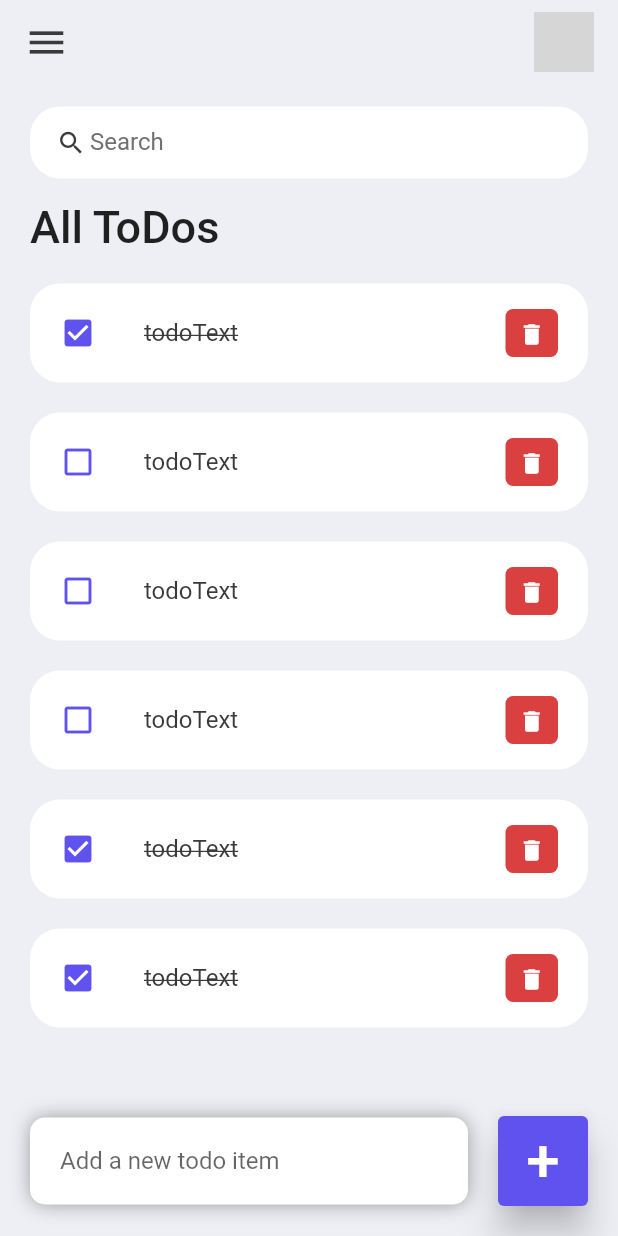
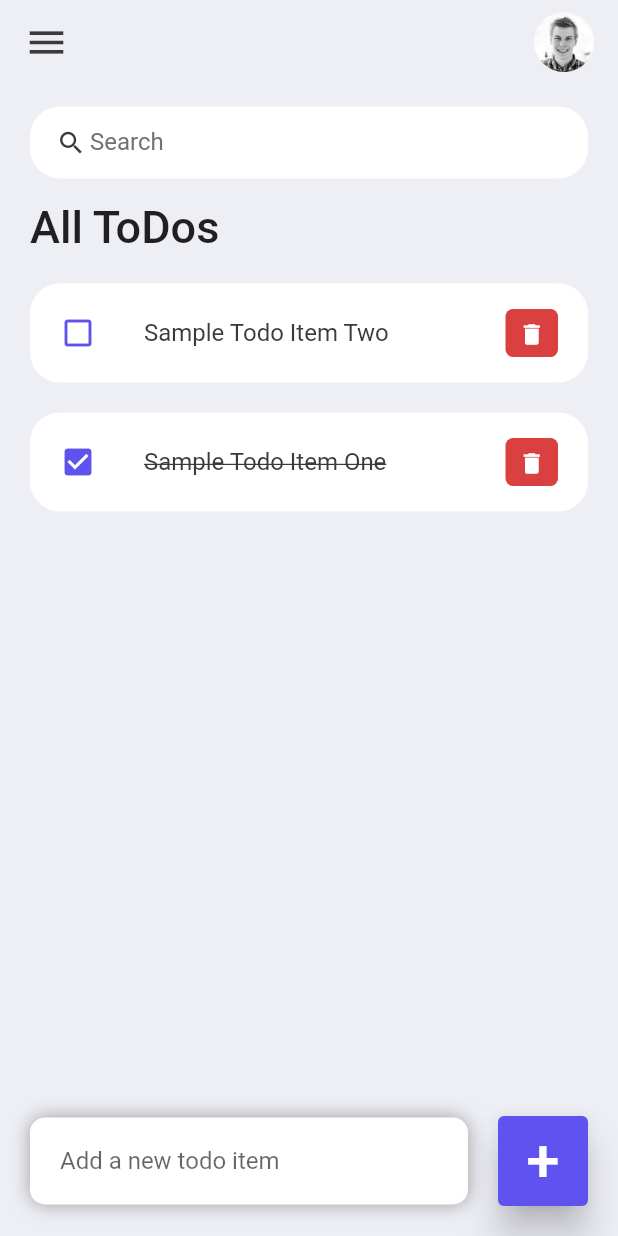
Before and after one commit to Jerald-Joyson/flutter_todo_app, a Flutter app: the screen it shows after launch, on a phone screen of 412 x 824 dp. Run offline on Flutter 3.47's test engine with Material 2 defaults, Android fonts, the phone set to English and light mode, and no system bars; grey boxes are pictures that could not be loaded.

Commit message:
problems solved

```diff
--- a/lib/main.dart
+++ b/lib/main.dart
@@ -13,8 +13,8 @@ class MyApp extends StatelessWidget {
   @override
   Widget build(BuildContext context) {
     SystemChrome.setSystemUIOverlayStyle(
-        SystemUiOverlayStyle(statusBarColor: Colors.transparent));
-    return MaterialApp(
+        const SystemUiOverlayStyle(statusBarColor: Colors.transparent));
+    return const MaterialApp(
       debugShowCheckedModeBanner: false,
       title: 'ToDo App',
       home: ScreenHome(),
--- a/lib/model/todo.dart
+++ b/lib/model/todo.dart
@@ -1,5 +1,3 @@
-import 'package:flutter/material.dart';
-
 class ToDo {
   String? id;
   String? todoText;
@@ -13,12 +11,8 @@ class ToDo {
 
   static List<ToDo> todoList() {
     return [
-      ToDo(id: '01', todoText: 'todoText', isDone: true),
-      ToDo(id: '02', todoText: 'todoText', isDone: true),
-      ToDo(id: '03', todoText: 'todoText'),
-      ToDo(id: '04', todoText: 'todoText'),
-      ToDo(id: '05', todoText: 'todoText'),
-      ToDo(id: '06', todoText: 'todoText', isDone: true),
+      ToDo(id: '01', todoText: 'Sample Todo Item One', isDone: true),
+      ToDo(id: '02', todoText: 'Sample Todo Item Two')
     ];
   }
 }
--- a/lib/screens/screen_home.dart
+++ b/lib/screens/screen_home.dart
@@ -5,7 +5,7 @@ import '../constants/colors.dart';
 import '../widgets/todo_item.dart';
 
 class ScreenHome extends StatefulWidget {
-  ScreenHome({super.key});
+  const ScreenHome({super.key});
 
   @override
   State<ScreenHome> createState() => _ScreenHomeState();
@@ -30,7 +30,7 @@ class _ScreenHomeState extends State<ScreenHome> {
       body: Stack(
         children: [
           Container(
-            padding: EdgeInsets.symmetric(
+            padding: const EdgeInsets.symmetric(
               horizontal: 20,
               vertical: 15,
             ),
@@ -41,11 +41,11 @@ class _ScreenHomeState extends State<ScreenHome> {
                   child: ListView(
                     children: [
                       Container(
-                        margin: EdgeInsets.only(
+                        margin: const EdgeInsets.only(
                           top: 15,
                           bottom: 20,
                         ),
-                        child: Text(
+                        child: const Text(
                           'All ToDos',
                           style: TextStyle(
                             fontSize: 30,
@@ -71,12 +71,12 @@ class _ScreenHomeState extends State<ScreenHome> {
               children: [
                 Expanded(
                   child: Container(
-                    margin: EdgeInsets.only(
+                    margin: const EdgeInsets.only(
                       bottom: 20,
                       right: 20,
                       left: 20,
                     ),
-                    padding: EdgeInsets.symmetric(
+                    padding: const EdgeInsets.symmetric(
                       horizontal: 20,
                       vertical: 5,
                     ),
@@ -94,7 +94,7 @@ class _ScreenHomeState extends State<ScreenHome> {
                     ),
                     child: TextField(
                       controller: _todoController,
-                      decoration: InputDecoration(
+                      decoration: const InputDecoration(
                         hintText: 'Add a new todo item',
                         border: InputBorder.none,
                       ),
@@ -102,24 +102,24 @@ class _ScreenHomeState extends State<ScreenHome> {
                   ),
                 ),
                 Container(
-                  margin: EdgeInsets.only(
+                  margin: const EdgeInsets.only(
                     bottom: 20,
                     right: 20,
                   ),
                   child: ElevatedButton(
-                    child: Text(
-                      '+',
-                      style: TextStyle(
-                        fontSize: 40,
-                      ),
-                    ),
                     onPressed: () {
                       _addToDoItem(_todoController.text);
                     },
                     style: ElevatedButton.styleFrom(
                       backgroundColor: tdBlue,
-                      minimumSize: Size(60, 60),
+                      minimumSize: const Size(60, 60),
                       elevation: 10,
+                    ),
+                    child: const Text(
+                      '+',
+                      style: TextStyle(
+                        fontSize: 40,
+                      ),
                     ),
                   ),
                 )
@@ -171,14 +171,14 @@ class _ScreenHomeState extends State<ScreenHome> {
 
   Widget searchBox() {
     return Container(
-      padding: EdgeInsets.symmetric(horizontal: 15),
+      padding: const EdgeInsets.symmetric(horizontal: 15),
       decoration: BoxDecoration(
         color: Colors.white,
         borderRadius: BorderRadius.circular(20),
       ),
       child: TextField(
         onChanged: (value) => _runFilter(value),
-        decoration: InputDecoration(
+        decoration: const InputDecoration(
           contentPadding: EdgeInsets.all(0),
           prefixIcon: Icon(
             Icons.search,
@@ -204,17 +204,17 @@ class _ScreenHomeState extends State<ScreenHome> {
       title: Row(
         mainAxisAlignment: MainAxisAlignment.spaceBetween,
         children: [
-          Icon(
+          const Icon(
             Icons.menu,
             color: tdBlack,
             size: 30,
           ),
-          Container(
+          SizedBox(
             height: 40,
             width: 40,
             child: ClipRRect(
               borderRadius: BorderRadius.circular(20),
-              child: Image.asset('images/person.jpeg'),
+              child: Image.asset('assets/images/person.jpeg'),
             ),
           ),
         ],
--- a/lib/widgets/todo_item.dart
+++ b/lib/widgets/todo_item.dart
@@ -17,7 +17,7 @@ class ToDoItem extends StatelessWidget {
   @override
   Widget build(BuildContext context) {
     return Container(
-      margin: EdgeInsets.only(bottom: 20),
+      margin: const EdgeInsets.only(bottom: 20),
       child: ListTile(
         onTap: () {
           // print('Clicked on ToDo Item');
@@ -26,7 +26,7 @@ class ToDoItem extends StatelessWidget {
         shape: RoundedRectangleBorder(
           borderRadius: BorderRadius.circular(20),
         ),
-        contentPadding: EdgeInsets.symmetric(horizontal: 20, vertical: 5),
+        contentPadding: const EdgeInsets.symmetric(horizontal: 20, vertical: 5),
         tileColor: Colors.white,
         leading: Icon(
           todo.isDone ? Icons.check_box : Icons.check_box_outline_blank,
@@ -41,8 +41,8 @@ class ToDoItem extends StatelessWidget {
           ),
         ),
         trailing: Container(
-          padding: EdgeInsets.all(0),
-          margin: EdgeInsets.symmetric(vertical: 12),
+          padding: const EdgeInsets.all(0),
+          margin: const EdgeInsets.symmetric(vertical: 12),
           height: 35,
           width: 35,
           decoration: BoxDecoration(
@@ -56,7 +56,7 @@ class ToDoItem extends StatelessWidget {
               onDeleteItem(todo.id);
             },
             iconSize: 18,
-            icon: Icon(Icons.delete),
+            icon: const Icon(Icons.delete),
           ),
         ),
       ),
```
